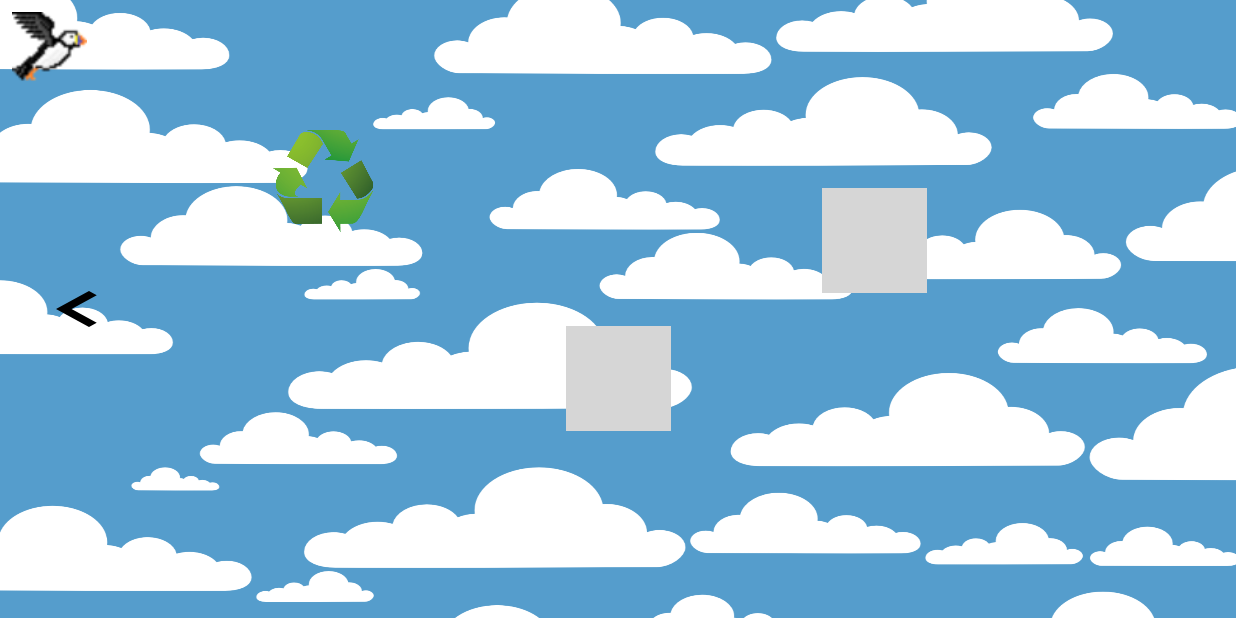
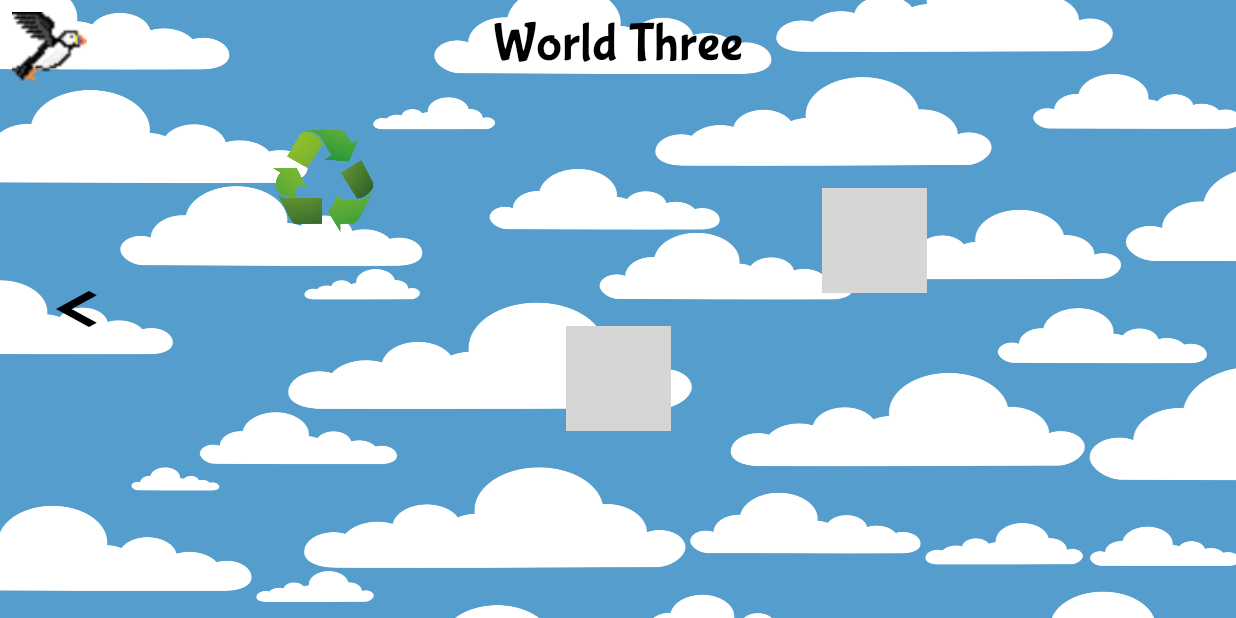
Before and after one commit to NeelParekhNP/Whichbin, an Android app: the LevelSelectionWorldThree screen opened directly, with no data from a screen before it, on a phone screen of 824 x 412 dp (held sideways). Run offline under Robolectric (Android 15) with nearby library versions, the phone set to English and light mode, and no system bars; grey boxes are pictures that could not be loaded.

Commit message:
Added titles to level selection screen so that it's easier to identify which world they're currently on. Implemented the play button in the main menu in a way that it would skip dialogue and instruction screen if the user has already seen them.

```diff
--- a/app/src/main/res/layout/activity_level_selection_world_three.xml
+++ b/app/src/main/res/layout/activity_level_selection_world_three.xml
@@ -6,6 +6,20 @@
     android:layout_height="match_parent"
     android:background="@drawable/cloud"
     tools:context=".LevelSelectionWorldThree">
+
+    <TextView
+        android:layout_width="wrap_content"
+        android:layout_height="wrap_content"
+        android:layout_marginStart="8dp"
+        android:layout_marginTop="8dp"
+        android:layout_marginEnd="8dp"
+        android:fontFamily="@font/bubblegum_sans"
+        android:text="World Three"
+        android:textColor="#000000"
+        android:textSize="36sp"
+        app:layout_constraintEnd_toEndOf="parent"
+        app:layout_constraintStart_toStartOf="parent"
+        app:layout_constraintTop_toTopOf="parent" />
 
     <ImageView
         android:id="@+id/imageView_character_world_three"
```
Also changed, not shown: app/src/main/java/com/example/whichbin/DialogueActivity.java (+14 -0 lines), app/src/main/java/com/example/whichbin/MainMenu.java (+34 -6 lines), app/src/main/java/com/example/whichbin/OnboardingScreen.java (+14 -0 lines), app/src/main/res/layout/activity_level_selection_world_one.xml (+17 -3 lines), app/src/main/res/layout/activity_level_selection_world_two.xml (+15 -0 lines).
